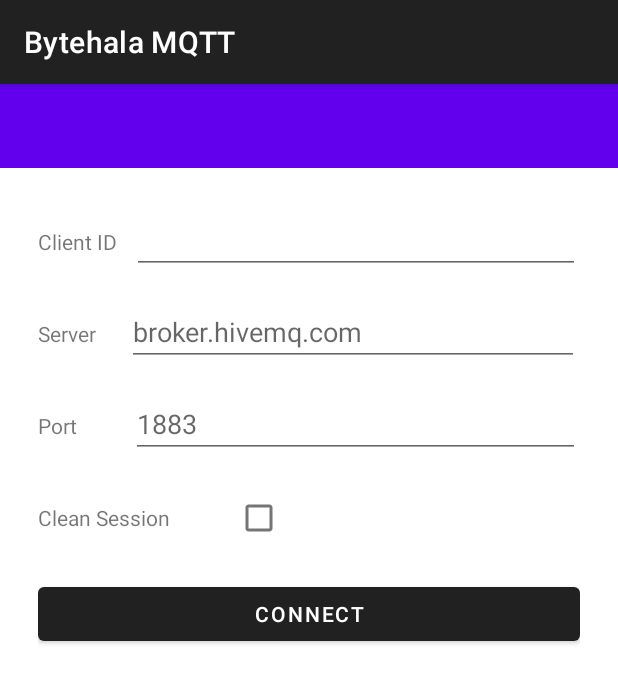
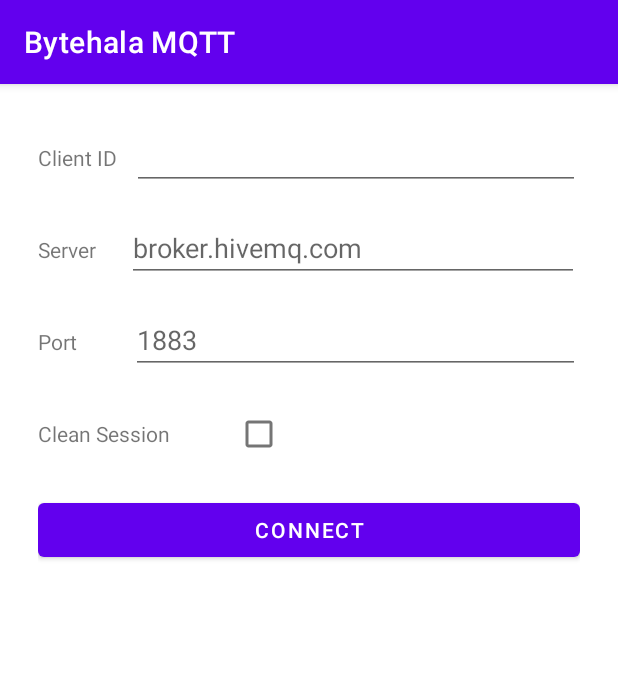
Before and after one commit to bytehala/android-mqtt-quickstart, an Android app: the NewConnectionFragment screen opened through its navigation route, on a phone screen of 412 x 824 dp. Shown: the top 683 px of the screen. Run offline under Robolectric (Android 15) with nearby library versions, the phone set to English and light mode, and no system bars; 3 statements that could not run were skipped.

Commit message:
Fixing double action bar for nav, it's better to have controllable MaterialToolbar in layout than following theme's toolbar

```diff
--- a/app/src/main/java/io/bytehala/eclipsemqtt/sample/MainFragment.kt
+++ b/app/src/main/java/io/bytehala/eclipsemqtt/sample/MainFragment.kt
@@ -26,32 +26,13 @@ class MainFragment : Fragment() {
 
     val changeListener = ChangeListener()
 
-    override fun onCreateView(
-        inflater: LayoutInflater,
-        container: ViewGroup?,
-        savedInstanceState: Bundle?
-    ): View? {
-
-
-
-        return inflater.inflate(R.layout.old_activity_main, container, false)
-    }
-
-
-
-    override fun onViewCreated(view: View, savedInstanceState: Bundle?) {
-        super.onViewCreated(view, savedInstanceState)
-
-        addConnectionFab.setOnClickListener {
-            findNavController().navigate(R.id.action_new_connection)
-        }
+    override fun onCreate(savedInstanceState: Bundle?) {
+        super.onCreate(savedInstanceState)
 
         arrayAdapter = ArrayAdapter<Connection>(
             requireContext(),
             R.layout.old_connection_text_view
         )
-
-        list.adapter = arrayAdapter
 
         // get all available connections
         val connections =
@@ -74,6 +55,35 @@ class MainFragment : Fragment() {
         Log.d("TEST", "Result " + result?.getString(ActivityConstants.server))
 
         result?.let {connectAction(result)}
+    }
+
+    override fun onCreateView(
+        inflater: LayoutInflater,
+        container: ViewGroup?,
+        savedInstanceState: Bundle?
+    ): View? {
+        return inflater.inflate(R.layout.old_activity_main, container, false)
+    }
+
+
+
+    override fun onViewCreated(view: View, savedInstanceState: Bundle?) {
+        super.onViewCreated(view, savedInstanceState)
+
+        addConnectionFab.setOnClickListener {
+            findNavController().navigate(R.id.action_new_connection)
+        }
+
+        list.adapter = arrayAdapter
+
+    }
+
+    override fun onResume() {
+        super.onResume()
+    }
+
+    override fun onDestroy() {
+        super.onDestroy()
     }
 
     private fun connectAction(data: Bundle) {
@@ -211,14 +221,3 @@ class MainFragment : Fragment() {
     }
 
 }
-
-
-fun Fragment.addBackPressedCallback(callback: () -> Unit): OnBackPressedCallback {
-    val result = object: OnBackPressedCallback(true) {
-        override fun handleOnBackPressed() {
-            callback()
-        }
-    }
-    requireActivity().onBackPressedDispatcher.addCallback(this, result)
-    return result
-}
--- a/app/src/main/java/io/bytehala/eclipsemqtt/sample/newconnection/NewConnectionFragment.kt
+++ b/app/src/main/java/io/bytehala/eclipsemqtt/sample/newconnection/NewConnectionFragment.kt
@@ -10,19 +10,9 @@ import androidx.navigation.fragment.findNavController
 import io.bytehala.eclipsemqtt.sample.ActivityConstants
 import io.bytehala.eclipsemqtt.sample.Notify
 import io.bytehala.eclipsemqtt.sample.R
-import io.bytehala.eclipsemqtt.sample.addBackPressedCallback
 import kotlinx.android.synthetic.main.old_activity_new_connection.*
 
 class NewConnectionFragment : Fragment() {
-
-    override fun onCreate(savedInstanceState: Bundle?) {
-        super.onCreate(savedInstanceState)
-        val callback = addBackPressedCallback {
-            val actionConnect = NewConnectionFragmentDirections.actionConnect()
-            findNavController().navigate(actionConnect)
-        }
-
-    }
 
     override fun onCreateView(
         inflater: LayoutInflater,
--- a/app/src/main/res/layout/navigation_activity.xml
+++ b/app/src/main/res/layout/navigation_activity.xml
@@ -23,18 +23,27 @@
     android:orientation="vertical"
     tools:context=".NewMainActivity">
 
-    <androidx.appcompat.widget.Toolbar
-        android:id="@+id/toolbar"
-        android:layout_width="match_parent"
-        android:layout_height="wrap_content"
-        android:background="@color/design_default_color_primary"
-        android:theme="@style/ThemeOverlay.MaterialComponents.Dark.ActionBar" />
+    <com.google.android.material.appbar.AppBarLayout
+            android:layout_width="match_parent"
+            android:layout_height="wrap_content"
+            >
+            <com.google.android.material.appbar.MaterialToolbar
+                android:id="@+id/toolbar"
+                android:layout_width="match_parent"
+                android:layout_height="?attr/actionBarSize"
+                app:title="@string/app_name"
+                style="@style/Widget.MaterialComponents.Toolbar.Primary"
+            />
+<!--            app:navigationIcon="@drawable/ic_menu_24dp"-->
+<!--            app:menu="@menu/top_app_bar"-->
+    </com.google.android.material.appbar.AppBarLayout>
+<!--        android:theme="@style/ThemeOverlay.MaterialComponents.Dark.ActionBar" -->
 
     <fragment
         android:id="@+id/my_nav_host_fragment"
         android:name="androidx.navigation.fragment.NavHostFragment"
         android:layout_width="match_parent"
-        android:layout_height="0dp"
+        android:layout_height="match_parent"
         android:layout_weight="1"
         app:defaultNavHost="true"
         app:navGraph="@navigation/navigation" />
--- a/app/src/main/res/values/styles.xml
+++ b/app/src/main/res/values/styles.xml
@@ -4,7 +4,7 @@
         Base application theme, dependent on API level. This theme is replaced
         by AppBaseTheme from res/values-vXX/styles.xml on newer devices.
     -->
-    <style name="AppBaseTheme" parent="Theme.MaterialComponents.Light.DarkActionBar">
+    <style name="AppBaseTheme" parent="Theme.MaterialComponents.Light.NoActionBar">
         <!--
             Theme customizations available in newer API levels can go in
             res/values-vXX/styles.xml, while customizations related to
```
